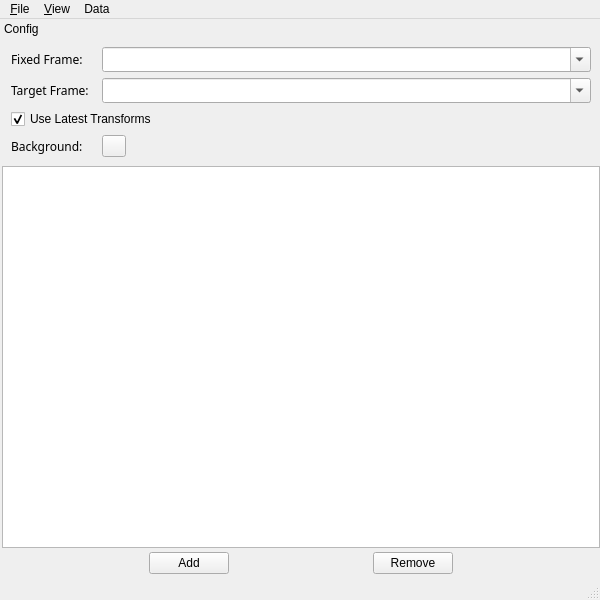
Above: mapviz/ui/mapviz.ui from ros2-gbp/mapviz-release before the change. Below: the same form after it.
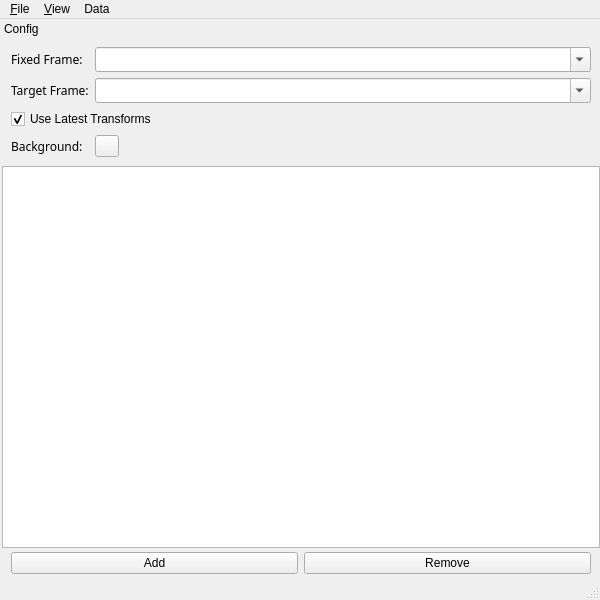
That is the form after the change. Custom widgets are drawn as their Qt base class.

```diff
--- a/mapviz/ui/mapviz.ui
+++ b/mapviz/ui/mapviz.ui
@@ -119,11 +119,11 @@
        <layout class="QGridLayout" name="gridLayout">
         <item row="0" column="0">
          <widget class="QLabel" name="label">
-          <property name="maximumSize">
-           <size>
-            <width>85</width>
-            <height>16777215</height>
-           </size>
+          <property name="sizePolicy">
+           <sizepolicy hsizetype="Minimum" vsizetype="Preferred">
+            <horstretch>0</horstretch>
+            <verstretch>0</verstretch>
+           </sizepolicy>
           </property>
           <property name="font">
            <font>
@@ -138,11 +138,11 @@
         </item>
         <item row="1" column="0" rowspan="2">
          <widget class="QLabel" name="label_2">
-          <property name="maximumSize">
-           <size>
-            <width>85</width>
-            <height>16777215</height>
-           </size>
+          <property name="sizePolicy">
+           <sizepolicy hsizetype="Minimum" vsizetype="Preferred">
+            <horstretch>0</horstretch>
+            <verstretch>0</verstretch>
+           </sizepolicy>
           </property>
           <property name="font">
            <font>
@@ -157,11 +157,11 @@
         </item>
         <item row="5" column="0">
          <widget class="QLabel" name="label_3">
-          <property name="maximumSize">
-           <size>
-            <width>85</width>
-            <height>16777215</height>
-           </size>
+          <property name="sizePolicy">
+           <sizepolicy hsizetype="Minimum" vsizetype="Preferred">
+            <horstretch>0</horstretch>
+            <verstretch>0</verstretch>
+           </sizepolicy>
           </property>
           <property name="font">
            <font>
@@ -174,6 +174,19 @@
           </property>
          </widget>
         </item>
+        <item row="5" column="2">
+         <spacer name="horizontalSpacer_bg">
+          <property name="orientation">
+           <enum>Qt::Horizontal</enum>
+          </property>
+          <property name="sizeHint" stdset="0">
+           <size>
+            <width>40</width>
+            <height>20</height>
+           </size>
+          </property>
+         </spacer>
+        </item>
         <item row="5" column="1">
          <widget class="mapviz::ColorButton" name="bg_color">
           <property name="maximumSize">
@@ -304,12 +317,6 @@
         </property>
         <item>
          <widget class="QPushButton" name="addbutton">
-          <property name="maximumSize">
-           <size>
-            <width>80</width>
-            <height>16777215</height>
-           </size>
-          </property>
           <property name="toolTip">
            <string>Add a new display (Ctrl + N)</string>
           </property>
@@ -320,12 +327,6 @@
         </item>
         <item>
          <widget class="QPushButton" name="removebutton">
-          <property name="maximumSize">
-           <size>
-            <width>80</width>
-            <height>16777215</height>
-           </size>
-          </property>
           <property name="toolTip">
            <string>Remove the selected display (Ctrl + X)</string>
           </property>
```
